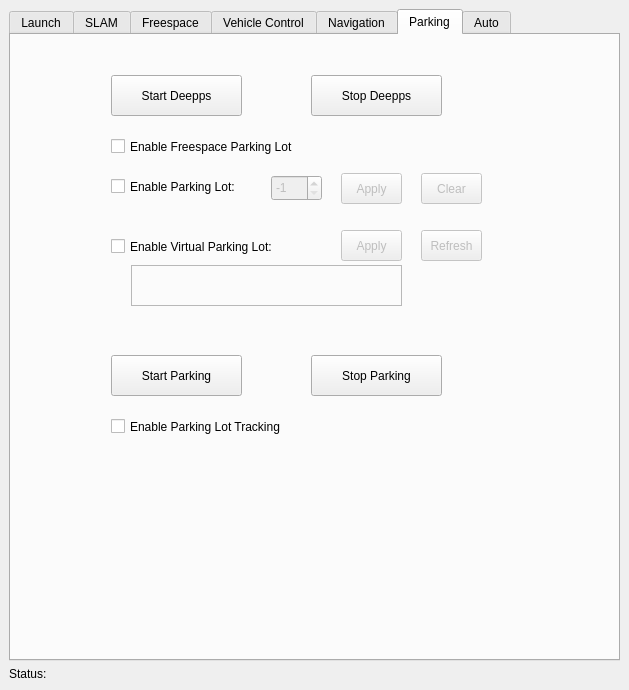
First picture: the form in src/rqt_state_machine/state_machine_controller.ui, repository JingruiYu/rqt_state_machine, before the edit.
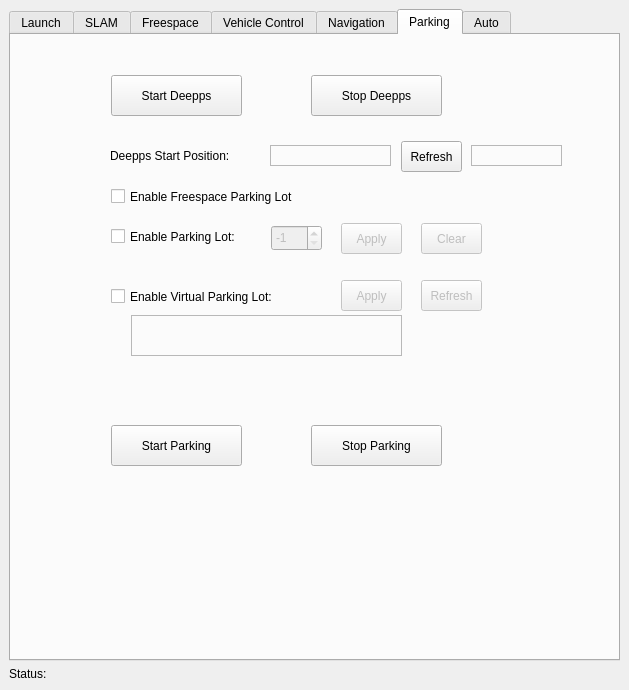
Second picture: the form after the edit. The open tabs and pages were chosen to show the change.

Commit message: update deepps start position checking, and publish it as a rviz marker

```diff
--- a/src/rqt_state_machine/state_machine_controller.ui
+++ b/src/rqt_state_machine/state_machine_controller.ui
@@ -1569,7 +1569,7 @@
           <property name="geometry">
            <rect>
             <x>100</x>
-            <y>320</y>
+            <y>390</y>
             <width>131</width>
             <height>41</height>
            </rect>
@@ -1582,7 +1582,7 @@
           <property name="geometry">
            <rect>
             <x>300</x>
-            <y>320</y>
+            <y>390</y>
             <width>131</width>
             <height>41</height>
            </rect>
@@ -1595,7 +1595,7 @@
           <property name="geometry">
            <rect>
             <x>100</x>
-            <y>140</y>
+            <y>190</y>
             <width>181</width>
             <height>23</height>
            </rect>
@@ -1611,7 +1611,7 @@
           <property name="geometry">
            <rect>
             <x>260</x>
-            <y>140</y>
+            <y>190</y>
             <width>51</width>
             <height>26</height>
            </rect>
@@ -1633,7 +1633,7 @@
           <property name="geometry">
            <rect>
             <x>330</x>
-            <y>138</y>
+            <y>188</y>
             <width>61</width>
             <height>31</height>
            </rect>
@@ -1649,7 +1649,7 @@
           <property name="geometry">
            <rect>
             <x>410</x>
-            <y>138</y>
+            <y>188</y>
             <width>61</width>
             <height>31</height>
            </rect>
@@ -1662,7 +1662,7 @@
           <property name="geometry">
            <rect>
             <x>100</x>
-            <y>200</y>
+            <y>250</y>
             <width>211</width>
             <height>23</height>
            </rect>
@@ -1678,7 +1678,7 @@
           <property name="geometry">
            <rect>
             <x>410</x>
-            <y>195</y>
+            <y>245</y>
             <width>61</width>
             <height>31</height>
            </rect>
@@ -1694,7 +1694,7 @@
           <property name="geometry">
            <rect>
             <x>330</x>
-            <y>195</y>
+            <y>245</y>
             <width>61</width>
             <height>31</height>
            </rect>
@@ -1707,7 +1707,7 @@
           <property name="geometry">
            <rect>
             <x>120</x>
-            <y>230</y>
+            <y>280</y>
             <width>271</width>
             <height>41</height>
            </rect>
@@ -1726,7 +1726,7 @@
           <property name="geometry">
            <rect>
             <x>100</x>
-            <y>100</y>
+            <y>150</y>
             <width>241</width>
             <height>23</height>
            </rect>
@@ -1735,17 +1735,74 @@
            <string>Enable Freespace Parking Lot</string>
           </property>
          </widget>
-         <widget class="QCheckBox" name="enableParkinglotTracking">
+         <widget class="QLabel" name="labelDeeppsStartPos">
           <property name="geometry">
            <rect>
-            <x>100</x>
-            <y>380</y>
-            <width>231</width>
-            <height>23</height>
+            <x>99</x>
+            <y>110</y>
+            <width>161</width>
+            <height>21</height>
            </rect>
           </property>
           <property name="text">
-           <string>Enable Parking Lot Tracking</string>
+           <string>Deepps Start Position:</string>
+          </property>
+          <property name="alignment">
+           <set>Qt::AlignLeading|Qt::AlignLeft|Qt::AlignVCenter</set>
+          </property>
+         </widget>
+         <widget class="QLabel" name="deeppsStartPos">
+          <property name="geometry">
+           <rect>
+            <x>259</x>
+            <y>110</y>
+            <width>121</width>
+            <height>21</height>
+           </rect>
+          </property>
+          <property name="frameShape">
+           <enum>QFrame::StyledPanel</enum>
+          </property>
+          <property name="text">
+           <string/>
+          </property>
+          <property name="alignment">
+           <set>Qt::AlignLeading|Qt::AlignLeft|Qt::AlignVCenter</set>
+          </property>
+         </widget>
+         <widget class="QPushButton" name="refreshDeeppsStartPos">
+          <property name="enabled">
+           <bool>true</bool>
+          </property>
+          <property name="geometry">
+           <rect>
+            <x>390</x>
+            <y>106</y>
+            <width>61</width>
+            <height>31</height>
+           </rect>
+          </property>
+          <property name="text">
+           <string>Refresh</string>
+          </property>
+         </widget>
+         <widget class="QLabel" name="deeppsStartPosDist">
+          <property name="geometry">
+           <rect>
+            <x>460</x>
+            <y>110</y>
+            <width>91</width>
+            <height>21</height>
+           </rect>
+          </property>
+          <property name="frameShape">
+           <enum>QFrame::StyledPanel</enum>
+          </property>
+          <property name="text">
+           <string/>
+          </property>
+          <property name="alignment">
+           <set>Qt::AlignLeading|Qt::AlignLeft|Qt::AlignVCenter</set>
           </property>
          </widget>
         </widget>
```
Left out of the diff: 2 changed lines with no effect on the pictures. The commit also changes 2 other files.
